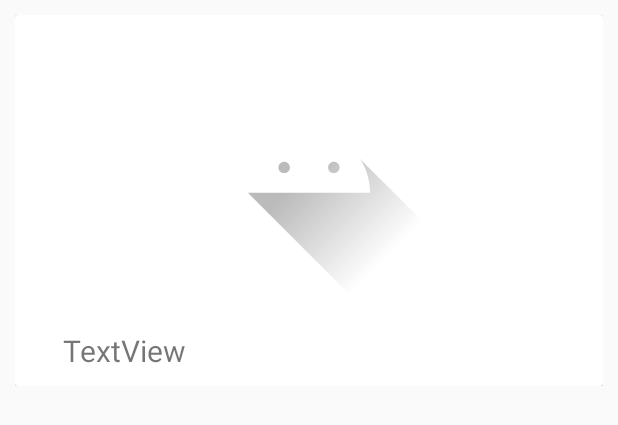
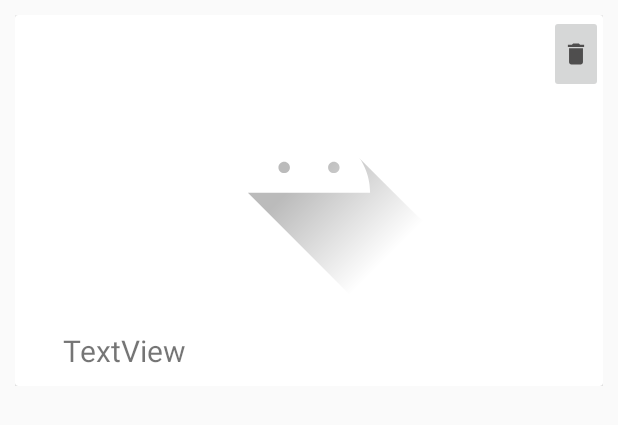
Before and after one commit to Allicnam/YouOnlyLeaseOnce, an Android app: the layout card_departamento.xml on its own in the app's theme, with its tools: preview values and no code run, on a phone screen of 412 x 824 dp. Shown: the top 425 px of the screen. Run offline under Robolectric (Android 15) with nearby library versions, the phone set to English and light mode, and no system bars.

```diff
--- /dev/null
+++ b/app/src/main/res/drawable/trash_icon.xml
@@ -0,0 +1,15 @@
+<vector xmlns:android="http://schemas.android.com/apk/res/android"
+    android:width="108dp"
+    android:height="108dp"
+    android:viewportWidth="108"
+    android:viewportHeight="108"
+    android:tint="#4F4E4E">
+  <group android:scaleX="2.61"
+      android:scaleY="2.61"
+      android:translateX="22.68"
+      android:translateY="22.68">
+    <path
+        android:fillColor="@android:color/white"
+        android:pathData="M6,19c0,1.1 0.9,2 2,2h8c1.1,0 2,-0.9 2,-2V7H6v12zM19,4h-3.5l-1,-1h-5l-1,1H5v2h14V4z"/>
+  </group>
+</vector>
--- a/app/src/main/res/layout/card_departamento.xml
+++ b/app/src/main/res/layout/card_departamento.xml
@@ -45,14 +45,25 @@
                 android:layout_width="0dp"
                 android:layout_height="200dp"
                 android:layout_marginStart="32dp"
-                android:layout_marginLeft="32dp"
                 android:layout_marginEnd="32dp"
-                android:layout_marginRight="32dp"
                 android:src="@drawable/ic_launcher_foreground"
                 app:layout_constraintEnd_toEndOf="parent"
-                app:layout_constraintHorizontal_bias="0.5"
+                app:layout_constraintHorizontal_bias="0.0"
                 app:layout_constraintStart_toStartOf="parent"
                 app:layout_constraintTop_toTopOf="parent" />
+
+            <ImageButton
+                android:id="@+id/deleteButton"
+                android:layout_width="36dp"
+                android:layout_height="52dp"
+                android:scaleType="centerCrop"
+                android:src="@drawable/trash_icon"
+                tools:layout_editor_absoluteX="324dp"
+                tools:layout_editor_absoluteY="7dp"
+                app:layout_constraintEnd_toEndOf="parent"
+                app:layout_constraintHorizontal_bias="1.0"
+                app:layout_constraintTop_toTopOf="parent"
+                app:layout_constraintStart_toStartOf="parent"/>
         </androidx.constraintlayout.widget.ConstraintLayout>
     </androidx.cardview.widget.CardView>
 </androidx.constraintlayout.widget.ConstraintLayout>
```
Also changed, not shown: app/build.gradle (+11 -0 lines), app/src/main/java/org/tensorflow/lite/examples/detection/Database/AppDatabase.java (added, +11 -0 lines), app/src/main/java/org/tensorflow/lite/examples/detection/Database/Converters.java (added, +24 -0 lines), app/src/main/java/org/tensorflow/lite/examples/detection/Database/Departamento.java (renamed from app/src/main/java/org/tensorflow/lite/examples/detection/Departamento.java, +35 -4 lines), app/src/main/java/org/tensorflow/lite/examples/detection/Database/DepartamentoDAO.java (added, +24 -0 lines), app/src/main/java/org/tensorflow/lite/examples/detection/DepaAdapter.java (+25 -4 lines), app/src/main/java/org/tensorflow/lite/examples/detection/DepartamentoController.java (added, +55 -0 lines), app/src/main/java/org/tensorflow/lite/examples/detection/Detalles.java (+11 -3 lines), app/src/main/java/org/tensorflow/lite/examples/detection/DetectorActivity.java (+19 -0 lines), app/src/main/java/org/tensorflow/lite/examples/detection/MainActivity.java (+63 -8 lines), app/src/main/res/layout/name_popup.xml (added, +57 -0 lines).
